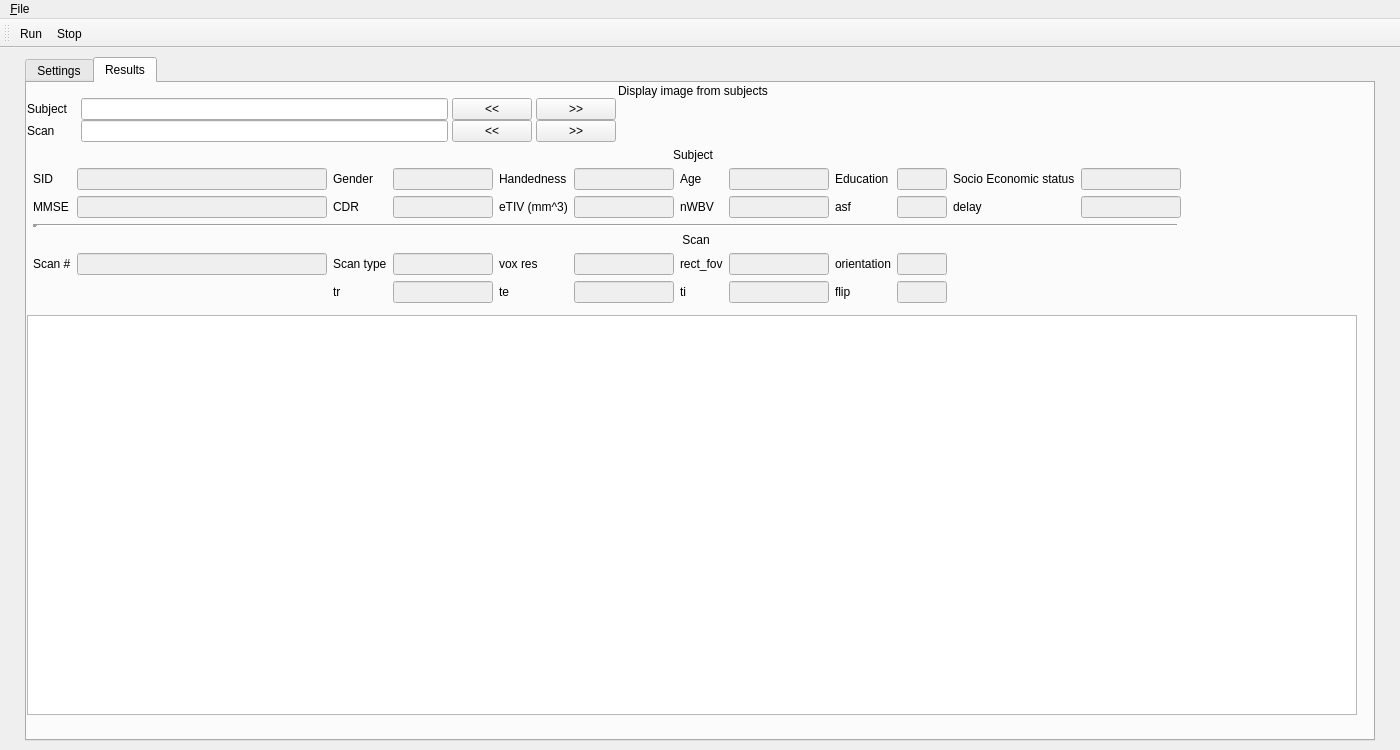
First picture: the form in src/main/python/ui/Ui_MainWindow.ui, repository samuelPoulin3/SYS818_Project, before the edit.
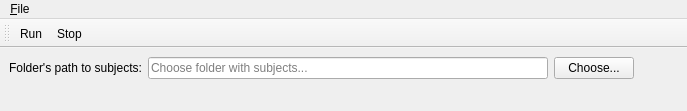
Second picture: the form after the edit. The open tabs and pages were chosen to show the change.

```diff
--- a/src/main/python/ui/Ui_MainWindow.ui
+++ b/src/main/python/ui/Ui_MainWindow.ui
@@ -9,8 +9,8 @@
    <rect>
     <x>0</x>
     <y>0</y>
-    <width>1400</width>
-    <height>750</height>
+    <width>687</width>
+    <height>111</height>
    </rect>
   </property>
   <property name="sizePolicy">
@@ -28,918 +28,71 @@
    </property>
    <layout class="QHBoxLayout" name="horizontalLayout_2">
     <item>
-     <widget class="QTabWidget" name="Classification_algo">
-      <property name="minimumSize">
-       <size>
-        <width>1350</width>
-        <height>0</height>
-       </size>
-      </property>
-      <property name="maximumSize">
-       <size>
-        <width>1350</width>
-        <height>16777215</height>
-       </size>
-      </property>
-      <property name="currentIndex">
-       <number>0</number>
-      </property>
-      <widget class="QWidget" name="Settings">
-       <attribute name="title">
-        <string>Settings</string>
-       </attribute>
-       <widget class="QWidget" name="layoutWidget">
-        <property name="geometry">
-         <rect>
-          <x>0</x>
-          <y>0</y>
-          <width>651</width>
-          <height>41</height>
-         </rect>
+     <layout class="QVBoxLayout" name="verticalLayout">
+      <item>
+       <layout class="QHBoxLayout" name="horizontalLayout">
+        <item>
+         <widget class="QLabel" name="label">
+          <property name="text">
+           <string>Folder's path to subjects:</string>
+          </property>
+         </widget>
+        </item>
+        <item>
+         <widget class="QLineEdit" name="subjects_path_lineEdit">
+          <property name="minimumSize">
+           <size>
+            <width>400</width>
+            <height>0</height>
+           </size>
+          </property>
+          <property name="maximumSize">
+           <size>
+            <width>400</width>
+            <height>16777215</height>
+           </size>
+          </property>
+          <property name="placeholderText">
+           <string>Choose folder with subjects...</string>
+          </property>
+         </widget>
+        </item>
+        <item>
+         <widget class="QPushButton" name="choose_pushButton">
+          <property name="text">
+           <string>Choose...</string>
+          </property>
+         </widget>
+        </item>
+        <item>
+         <spacer name="horizontalSpacer">
+          <property name="orientation">
+           <enum>Qt::Horizontal</enum>
+          </property>
+          <property name="sizeHint" stdset="0">
+           <size>
+            <width>40</width>
+            <height>20</height>
+           </size>
+          </property>
+         </spacer>
+        </item>
+       </layout>
+      </item>
+      <item>
+       <spacer name="verticalSpacer">
+        <property name="orientation">
+         <enum>Qt::Vertical</enum>
         </property>
-        <layout class="QVBoxLayout" name="verticalLayout">
-         <item>
-          <layout class="QHBoxLayout" name="horizontalLayout">
-           <item>
-            <widget class="QLabel" name="label">
-             <property name="text">
-              <string>Folder's path to subjects:</string>
-             </property>
-            </widget>
-           </item>
-           <item>
-            <widget class="QLineEdit" name="subjects_path_lineEdit">
-             <property name="minimumSize">
-              <size>
-               <width>400</width>
-               <height>0</height>
-              </size>
-             </property>
-             <property name="maximumSize">
-              <size>
-               <width>400</width>
-               <height>16777215</height>
-              </size>
-             </property>
-             <property name="placeholderText">
-              <string>Choose folder with subjects...</string>
-             </property>
-            </widget>
-           </item>
-           <item>
-            <widget class="QPushButton" name="choose_pushButton">
-             <property name="text">
-              <string>Choose...</string>
-             </property>
-            </widget>
-           </item>
-           <item>
-            <spacer name="horizontalSpacer">
-             <property name="orientation">
-              <enum>Qt::Horizontal</enum>
-             </property>
-             <property name="sizeHint" stdset="0">
-              <size>
-               <width>40</width>
-               <height>20</height>
-              </size>
-             </property>
-            </spacer>
-           </item>
-          </layout>
-         </item>
-         <item>
-          <spacer name="verticalSpacer">
-           <property name="orientation">
-            <enum>Qt::Vertical</enum>
-           </property>
-           <property name="sizeHint" stdset="0">
-            <size>
-             <width>20</width>
-             <height>40</height>
-            </size>
-           </property>
-          </spacer>
-         </item>
-        </layout>
-       </widget>
-      </widget>
-      <widget class="QWidget" name="Results">
-       <attribute name="title">
-        <string>Results</string>
-       </attribute>
-       <widget class="QWidget" name="verticalLayoutWidget">
-        <property name="geometry">
-         <rect>
-          <x>0</x>
-          <y>0</y>
-          <width>1332</width>
-          <height>632</height>
-         </rect>
+        <property name="sizeHint" stdset="0">
+         <size>
+          <width>20</width>
+          <height>40</height>
+         </size>
         </property>
-        <layout class="QVBoxLayout" name="verticalLayout_2">
-         <item>
-          <layout class="QHBoxLayout" name="horizontalLayout_6">
-           <item>
-            <layout class="QGridLayout" name="gridLayout_2">
-             <property name="sizeConstraint">
-              <enum>QLayout::SetDefaultConstraint</enum>
-             </property>
-             <property name="horizontalSpacing">
-              <number>4</number>
-             </property>
-             <property name="verticalSpacing">
-              <number>0</number>
-             </property>
-             <item row="3" column="2">
-              <widget class="QPushButton" name="back_scan_pushButton">
-               <property name="text">
-                <string>&lt;&lt;</string>
-               </property>
-              </widget>
-             </item>
-             <item row="0" column="0" colspan="6">
-              <widget class="QLabel" name="label_3">
-               <property name="minimumSize">
-                <size>
-                 <width>0</width>
-                 <height>15</height>
-                </size>
-               </property>
-               <property name="maximumSize">
-                <size>
-                 <width>16777215</width>
-                 <height>15</height>
-                </size>
-               </property>
-               <property name="text">
-                <string>Display image from subjects</string>
-               </property>
-               <property name="alignment">
-                <set>Qt::AlignCenter</set>
-               </property>
-              </widget>
-             </item>
-             <item row="3" column="0">
-              <widget class="QLabel" name="label_4">
-               <property name="minimumSize">
-                <size>
-                 <width>50</width>
-                 <height>0</height>
-                </size>
-               </property>
-               <property name="maximumSize">
-                <size>
-                 <width>50</width>
-                 <height>16777215</height>
-                </size>
-               </property>
-               <property name="text">
-                <string>Scan</string>
-               </property>
-              </widget>
-             </item>
-             <item row="2" column="1">
-              <widget class="QLineEdit" name="subject_lineEdit"/>
-             </item>
-             <item row="3" column="5">
-              <spacer name="horizontalSpacer_3">
-               <property name="orientation">
-                <enum>Qt::Horizontal</enum>
-               </property>
-               <property name="sizeHint" stdset="0">
-                <size>
-                 <width>40</width>
-                 <height>20</height>
-                </size>
-               </property>
-              </spacer>
-             </item>
-             <item row="2" column="2">
-              <widget class="QPushButton" name="back_subject_pushButton">
-               <property name="text">
-                <string>&lt;&lt;</string>
-               </property>
-              </widget>
-             </item>
-             <item row="3" column="3">
-              <widget class="QPushButton" name="next_scan_pushButton">
-               <property name="text">
-                <string>&gt;&gt;</string>
-               </property>
-              </widget>
-             </item>
-             <item row="3" column="1">
-              <widget class="QLineEdit" name="scan_lineEdit"/>
-             </item>
-             <item row="2" column="0">
-              <widget class="QLabel" name="label_2">
-               <property name="minimumSize">
-                <size>
-                 <width>50</width>
-                 <height>0</height>
-                </size>
-               </property>
-               <property name="maximumSize">
-                <size>
-                 <width>50</width>
-                 <height>16777215</height>
-                </size>
-               </property>
-               <property name="text">
-                <string>Subject</string>
-               </property>
-              </widget>
-             </item>
-             <item row="2" column="3">
-              <widget class="QPushButton" name="next_pushButton">
-               <property name="text">
-                <string>&gt;&gt;</string>
-               </property>
-              </widget>
-             </item>
-             <item row="2" column="5">
-              <spacer name="horizontalSpacer_2">
-               <property name="orientation">
-                <enum>Qt::Horizontal</enum>
-               </property>
-               <property name="sizeHint" stdset="0">
-                <size>
-                 <width>40</width>
-                 <height>20</height>
-                </size>
-               </property>
-              </spacer>
-             </item>
-             <item row="2" column="4">
-              <spacer name="horizontalSpacer_6">
-               <property name="orientation">
-                <enum>Qt::Horizontal</enum>
-               </property>
-               <property name="sizeHint" stdset="0">
-                <size>
-                 <width>40</width>
-                 <height>20</height>
-                </size>
-               </property>
-              </spacer>
-             </item>
-             <item row="3" column="4">
-              <spacer name="horizontalSpacer_7">
-               <property name="orientation">
-                <enum>Qt::Horizontal</enum>
-               </property>
-               <property name="sizeHint" stdset="0">
-                <size>
-                 <width>40</width>
-                 <height>20</height>
-                </size>
-               </property>
-              </spacer>
-             </item>
-            </layout>
-           </item>
-          </layout>
-         </item>
-         <item>
-          <layout class="QGridLayout" name="gridLayout_3">
-           <item row="1" column="5">
-            <widget class="QLabel" name="label_6">
-             <property name="text">
-              <string>Handedness</string>
-             </property>
-            </widget>
-           </item>
-           <item row="6" column="7">
-            <widget class="QLabel" name="label_26">
-             <property name="text">
-              <string>ti</string>
-             </property>
-            </widget>
-           </item>
-           <item row="1" column="2">
-            <widget class="QLineEdit" name="sid_lineEdit">
-             <property name="enabled">
-              <bool>false</bool>
-             </property>
-             <property name="minimumSize">
-              <size>
-               <width>250</width>
-               <height>0</height>
-              </size>
-             </property>
-             <property name="maximumSize">
-              <size>
-               <width>250</width>
-               <height>16777215</height>
-              </size>
-             </property>
-            </widget>
-           </item>
-           <item row="5" column="4">
-            <widget class="QLineEdit" name="scan_type_lineEdit">
-             <property name="enabled">
-              <bool>false</bool>
-             </property>
-             <property name="minimumSize">
-              <size>
-               <width>100</width>
-               <height>0</height>
-              </size>
-             </property>
-             <property name="maximumSize">
-              <size>
-               <width>100</width>
-               <height>16777215</height>
-              </size>
-             </property>
-            </widget>
-           </item>
-           <item row="6" column="10">
-            <widget class="QLineEdit" name="flip_lineEdit">
-             <property name="enabled">
-              <bool>false</bool>
-             </property>
-             <property name="minimumSize">
-              <size>
-               <width>50</width>
-               <height>0</height>
-              </size>
-             </property>
-             <property name="maximumSize">
-              <size>
-               <width>50</width>
-               <height>16777215</height>
-              </size>
-             </property>
-            </widget>
-           </item>
-           <item row="2" column="13">
-            <spacer name="horizontalSpacer_5">
-             <property name="orientation">
-              <enum>Qt::Horizontal</enum>
-             </property>
-             <property name="sizeHint" stdset="0">
-              <size>
-               <width>40</width>
-               <height>20</height>
-              </size>
-             </property>
-            </spacer>
-           </item>
-           <item row="6" column="8">
-            <widget class="QLineEdit" name="ti_lineEdit">
-             <property name="enabled">
-              <bool>false</bool>
-             </property>
-             <property name="minimumSize">
-              <size>
-               <width>100</width>
-               <height>0</height>
-              </size>
-             </property>
-             <property name="maximumSize">
-              <size>
-               <width>100</width>
-               <height>16777215</height>
-              </size>
-             </property>
-            </widget>
-           </item>
-           <item row="1" column="8">
-            <widget class="QLineEdit" name="age_lineEdit">
-             <property name="enabled">
-              <bool>false</bool>
-             </property>
-             <property name="minimumSize">
-              <size>
-               <width>100</width>
-               <height>0</height>
-              </size>
-             </property>
-             <property name="maximumSize">
-              <size>
-               <width>100</width>
-               <height>16777215</height>
-              </size>
-             </property>
-            </widget>
-           </item>
-           <item row="2" column="1">
-            <widget class="QLabel" name="label_13">
-             <property name="text">
-              <string>MMSE</string>
-             </property>
-            </widget>
-           </item>
-           <item row="5" column="5">
-            <widget class="QLabel" name="label_21">
-             <property name="text">
-              <string>vox res</string>
-             </property>
-            </widget>
-           </item>
-           <item row="5" column="7">
-            <widget class="QLabel" name="label_22">
-             <property name="text">
-              <string>rect_fov</string>
-             </property>
-            </widget>
-           </item>
-           <item row="5" column="6">
-            <widget class="QLineEdit" name="vox_res_lineEdit">
-             <property name="enabled">
-              <bool>false</bool>
-             </property>
-             <property name="minimumSize">
-              <size>
-               <width>100</width>
-               <height>0</height>
-              </size>
-             </property>
-             <property name="maximumSize">
-              <size>
-               <width>100</width>
-               <height>16777215</height>
-              </size>
-             </property>
-            </widget>
-           </item>
-           <item row="5" column="10">
-            <widget class="QLineEdit" name="orientation_lineEdit">
-             <property name="enabled">
-              <bool>false</bool>
-             </property>
-             <property name="minimumSize">
-              <size>
-               <width>50</width>
-               <height>0</height>
-              </size>
-             </property>
-             <property name="maximumSize">
-              <size>
-               <width>50</width>
-               <height>16777215</height>
-              </size>
-             </property>
-            </widget>
-           </item>
-           <item row="5" column="3">
-            <widget class="QLabel" name="label_20">
-             <property name="text">
-              <string>Scan type</string>
-             </property>
-            </widget>
-           </item>
-           <item row="2" column="10">
-            <widget class="QLineEdit" name="asf_lineEdit">
-             <property name="enabled">
-              <bool>false</bool>
-             </property>
-             <property name="minimumSize">
-              <size>
-               <width>50</width>
-               <height>0</height>
-              </size>
-             </property>
-             <property name="maximumSize">
-              <size>
-               <width>50</width>
-               <height>16777215</height>
-              </size>
-             </property>
-            </widget>
-           </item>
-           <item row="1" column="11">
-            <widget class="QLabel" name="label_11">
-             <property name="text">
-              <string>Socio Economic status</string>
-             </property>
-            </widget>
-           </item>
-           <item row="2" column="6">
-            <widget class="QLineEdit" name="e_tiv_lineEdit">
-             <property name="enabled">
-              <bool>false</bool>
-             </property>
-             <property name="minimumSize">
-              <size>
-               <width>100</width>
-               <height>0</height>
-              </size>
-             </property>
-             <property name="maximumSize">
-              <size>
-               <width>100</width>
-               <height>16777215</height>
-              </size>
-             </property>
-            </widget>
-           </item>
-           <item row="1" column="6">
-            <widget class="QLineEdit" name="hand_lineEdit">
-             <property name="enabled">
-              <bool>false</bool>
-             </property>
-             <property name="minimumSize">
-              <size>
-               <width>100</width>
-               <height>0</height>
-              </size>
-             </property>
-             <property name="maximumSize">
-              <size>
-               <width>100</width>
-               <height>16777215</height>
-              </size>
-             </property>
-            </widget>
-           </item>
-           <item row="5" column="9">
-            <widget class="QLabel" name="label_23">
-             <property name="text">
-              <string>orientation</string>
-             </property>
-            </widget>
-           </item>
-           <item row="6" column="4">
-            <widget class="QLineEdit" name="tr_lineEdit">
-             <property name="enabled">
-              <bool>false</bool>
-             </property>
-             <property name="minimumSize">
-              <size>
-               <width>100</width>
-               <height>0</height>
-              </size>
-             </property>
-             <property name="maximumSize">
-              <size>
-               <width>100</width>
-               <height>16777215</height>
-              </size>
-             </property>
-            </widget>
-           </item>
-           <item row="2" column="4">
-            <widget class="QLineEdit" name="cdr_lineEdit">
-             <property name="enabled">
-              <bool>false</bool>
-             </property>
-             <property name="minimumSize">
-              <size>
-               <width>100</width>
-               <height>0</height>
-              </size>
-             </property>
-             <property name="maximumSize">
-              <size>
-               <width>100</width>
-               <height>16777215</height>
-              </size>
-             </property>
-            </widget>
-           </item>
-           <item row="1" column="12">
-            <widget class="QLineEdit" name="ses_lineEdit">
-             <property name="enabled">
-              <bool>false</bool>
-             </property>
-             <property name="minimumSize">
-              <size>
-               <width>100</width>
-               <height>0</height>
-              </size>
-             </property>
-             <property name="maximumSize">
-              <size>
-               <width>100</width>
-               <height>16777215</height>
-              </size>
-             </property>
-            </widget>
-           </item>
-           <item row="2" column="5">
-            <widget class="QLabel" name="label_14">
-             <property name="text">
-              <string>eTIV (mm^3)</string>
-             </property>
-            </widget>
-           </item>
-           <item row="2" column="7">
-            <widget class="QLabel" name="label_16">
-             <property name="text">
-              <string>nWBV</string>
-             </property>
-            </widget>
-           </item>
-           <item row="5" column="2">
-            <widget class="QLineEdit" name="scan_number_lineEdit">
-             <property name="enabled">
-              <bool>false</bool>
-             </property>
-             <property name="minimumSize">
-              <size>
-               <width>250</width>
-               <height>0</height>
-              </size>
-             </property>
-             <property name="maximumSize">
-              <size>
-               <width>250</width>
-               <height>16777215</height>
-              </size>
-             </property>
-            </widget>
-           </item>
-           <item row="2" column="8">
-            <widget class="QLineEdit" name="n_wbv_lineEdit">
-             <property name="enabled">
-              <bool>false</bool>
-             </property>
-             <property name="minimumSize">
-              <size>
-               <width>100</width>
-               <height>0</height>
-              </size>
-             </property>
-             <property name="maximumSize">
-              <size>
-               <width>100</width>
-               <height>16777215</height>
-              </size>
-             </property>
-            </widget>
-           </item>
-           <item row="1" column="10">
-            <widget class="QLineEdit" name="educ_lineEdit">
-             <property name="enabled">
-              <bool>false</bool>
-             </property>
-             <property name="minimumSize">
-              <size>
-               <width>50</width>
-               <height>0</height>
-              </size>
-             </property>
-             <property name="maximumSize">
-              <size>
-               <width>50</width>
-               <height>16777215</height>
-              </size>
-             </property>
-            </widget>
-           </item>
-           <item row="6" column="3">
-            <widget class="QLabel" name="label_25">
-             <property name="text">
-              <string>tr</string>
-             </property>
-            </widget>
-           </item>
-           <item row="5" column="8">
-            <widget class="QLineEdit" name="rect_fov_lineEdit">
-             <property name="enabled">
-              <bool>false</bool>
-             </property>
-             <property name="minimumSize">
-              <size>
-               <width>100</width>
-               <height>0</height>
-              </size>
-             </property>
-             <property name="maximumSize">
-              <size>
-               <width>100</width>
-               <height>16777215</height>
-              </size>
-             </property>
-            </widget>
-           </item>
-           <item row="1" column="4">
-            <widget class="QLineEdit" name="gender_lineEdit">
-             <property name="enabled">
-              <bool>false</bool>
-             </property>
-             <property name="minimumSize">
-              <size>
-               <width>100</width>
-               <height>0</height>
-              </size>
-             </property>
-             <property name="maximumSize">
-              <size>
-               <width>100</width>
-               <height>16777215</height>
-              </size>
-             </property>
-            </widget>
-           </item>
-           <item row="6" column="5">
-            <widget class="QLabel" name="label_24">
-             <property name="text">
-              <string>te</string>
-             </property>
-            </widget>
-           </item>
-           <item row="1" column="3">
-            <widget class="QLabel" name="label_8">
-             <property name="text">
-              <string>Gender</string>
-             </property>
-            </widget>
-           </item>
-           <item row="5" column="1">
-            <widget class="QLabel" name="label_19">
-             <property name="text">
-              <string>Scan #</string>
-             </property>
-            </widget>
-           </item>
-           <item row="2" column="9">
-            <widget class="QLabel" name="label_12">
-             <property name="text">
-              <string>asf</string>
-             </property>
-            </widget>
-           </item>
-           <item row="4" column="1" colspan="13">
-            <widget class="QLabel" name="label_18">
-             <property name="text">
-              <string>Scan</string>
-             </property>
-             <property name="alignment">
-              <set>Qt::AlignCenter</set>
-             </property>
-            </widget>
-           </item>
-           <item row="2" column="2">
-            <widget class="QLineEdit" name="MMSE_lineEdit">
-             <property name="enabled">
-              <bool>false</bool>
-             </property>
-             <property name="minimumSize">
-              <size>
-               <width>250</width>
-               <height>0</height>
-              </size>
-             </property>
-             <property name="maximumSize">
-              <size>
-               <width>250</width>
-               <height>16777215</height>
-              </size>
-             </property>
-            </widget>
-           </item>
-           <item row="0" column="0" colspan="14">
-            <widget class="QLabel" name="label_5">
-             <property name="text">
-              <string>Subject</string>
-             </property>
-             <property name="alignment">
-              <set>Qt::AlignCenter</set>
-             </property>
-            </widget>
-           </item>
-           <item row="1" column="9">
-            <widget class="QLabel" name="label_10">
-             <property name="text">
-              <string>Education</string>
-             </property>
-            </widget>
-           </item>
-           <item row="6" column="6">
-            <widget class="QLineEdit" name="te_lineEdit">
-             <property name="enabled">
-              <bool>false</bool>
-             </property>
-             <property name="minimumSize">
-              <size>
-               <width>100</width>
-               <height>0</height>
-              </size>
-             </property>
-             <property name="maximumSize">
-              <size>
-               <width>100</width>
-               <height>16777215</height>
-              </size>
-             </property>
-            </widget>
-           </item>
-           <item row="1" column="1">
-            <widget class="QLabel" name="label_7">
-             <property name="text">
-              <string>SID</string>
-             </property>
-            </widget>
-           </item>
-           <item row="2" column="11">
-            <widget class="QLabel" name="label_17">
-             <property name="text">
-              <string>delay</string>
-             </property>
-            </widget>
-           </item>
-           <item row="1" column="13">
-            <spacer name="horizontalSpacer_4">
-             <property name="orientation">
-              <enum>Qt::Horizontal</enum>
-             </property>
-             <property name="sizeHint" stdset="0">
-              <size>
-               <width>40</width>
-               <height>20</height>
-              </size>
-             </property>
-            </spacer>
-           </item>
-           <item row="2" column="12">
-            <widget class="QLineEdit" name="delay_lineEdit">
-             <property name="enabled">
-              <bool>false</bool>
-             </property>
-             <property name="minimumSize">
-              <size>
-               <width>100</width>
-               <height>0</height>
-              </size>
-             </property>
-             <property name="maximumSize">
-              <size>
-               <width>100</width>
-               <height>16777215</height>
-              </size>
-             </property>
-            </widget>
-           </item>
-           <item row="1" column="7">
-            <widget class="QLabel" name="label_9">
-             <property name="text">
-              <string>Age</string>
-             </property>
-            </widget>
-           </item>
-           <item row="2" column="3">
-            <widget class="QLabel" name="label_15">
-             <property name="text">
-              <string>CDR</string>
-             </property>
-            </widget>
-           </item>
-           <item row="6" column="9">
-            <widget class="QLabel" name="label_27">
-             <property name="text">
-              <string>flip</string>
-             </property>
-            </widget>
-           </item>
-           <item row="3" column="1" colspan="12">
-            <widget class="Line" name="line">
-             <property name="lineWidth">
-              <number>5</number>
-             </property>
-             <property name="orientation">
-              <enum>Qt::Horizontal</enum>
-             </property>
-            </widget>
-           </item>
-          </layout>
-         </item>
-         <item>
-          <spacer name="verticalSpacer_2">
-           <property name="orientation">
-            <enum>Qt::Vertical</enum>
-           </property>
-           <property name="sizeHint" stdset="0">
-            <size>
-             <width>20</width>
-             <height>40</height>
-            </size>
-           </property>
-          </spacer>
-         </item>
-         <item>
-          <widget class="QGraphicsView" name="result_layout">
-           <property name="minimumSize">
-            <size>
-             <width>1330</width>
-             <height>400</height>
-            </size>
-           </property>
-           <property name="maximumSize">
-            <size>
-             <width>1330</width>
-             <height>400</height>
-            </size>
-           </property>
-          </widget>
-         </item>
-        </layout>
-       </widget>
-      </widget>
-     </widget>
+       </spacer>
+      </item>
+     </layout>
     </item>
    </layout>
   </widget>
@@ -948,7 +101,7 @@
     <rect>
      <x>0</x>
      <y>0</y>
-     <width>1400</width>
+     <width>687</width>
      <height>21</height>
     </rect>
    </property>
```
